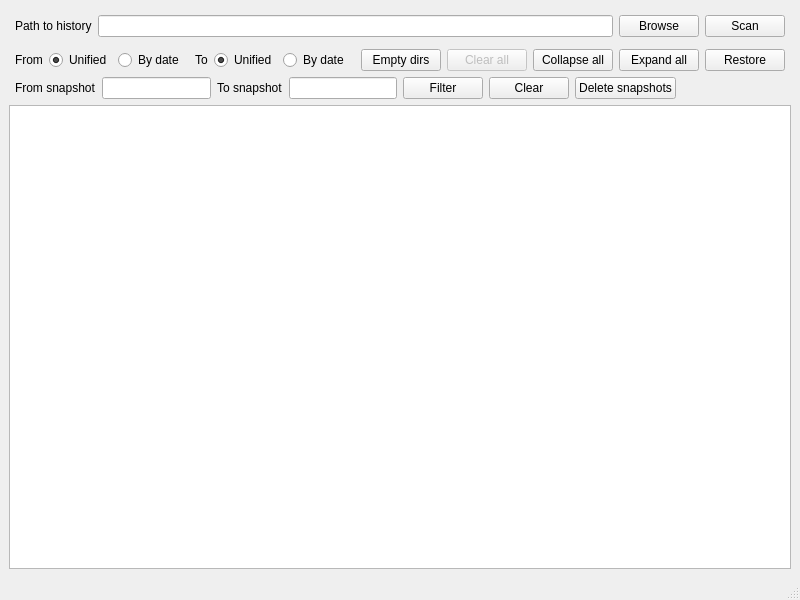
Above: gui/history.ui from mixeme/Columbo before the change. Below: the same form after it.
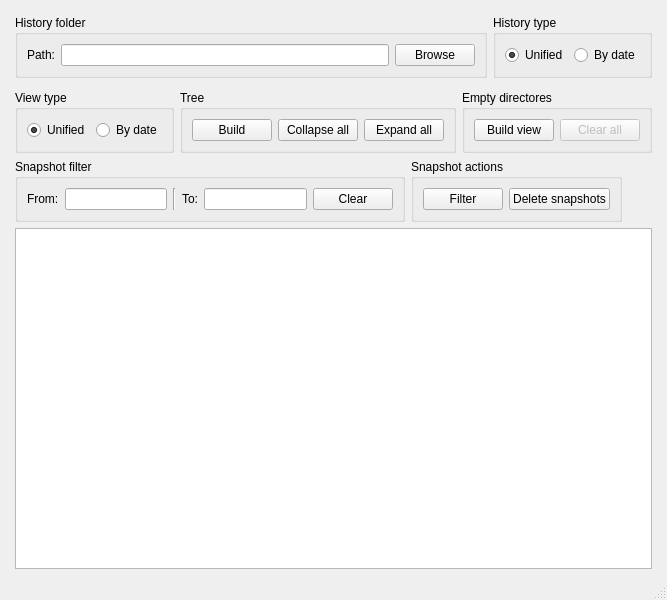
That is the form after the change.

Diff of the .ui file:
```diff
--- a/gui/history.ui
+++ b/gui/history.ui
@@ -6,7 +6,7 @@
    <rect>
     <x>0</x>
     <y>0</y>
-    <width>800</width>
+    <width>623</width>
     <height>600</height>
    </rect>
   </property>
@@ -14,7 +14,7 @@
    <string>MainWindow</string>
   </property>
   <widget class="QWidget" name="centralwidget">
-   <layout class="QVBoxLayout" name="verticalLayout_2">
+   <layout class="QVBoxLayout" name="verticalLayout">
     <item>
      <layout class="QHBoxLayout" name="horizontalLayout_7">
       <property name="leftMargin">
@@ -30,9 +30,15 @@
        <number>6</number>
       </property>
       <item>
+       <widget class="QGroupBox" name="groupBox_7">
+        <property name="title">
+         <string>History folder</string>
+        </property>
+        <layout class="QHBoxLayout" name="horizontalLayout_10">
+         <item>
        <widget class="QLabel" name="label_7">
         <property name="text">
-         <string>Path to history</string>
+            <string>Path:</string>
         </property>
        </widget>
       </item>
@@ -46,32 +52,15 @@
         </property>
        </widget>
       </item>
-      <item>
-       <widget class="QPushButton" name="scan_button">
-        <property name="text">
-         <string>Scan</string>
-        </property>
-       </widget>
-      </item>
-     </layout>
-    </item>
-    <item>
-     <layout class="QHBoxLayout" name="horizontalLayout_8">
-      <property name="leftMargin">
-       <number>6</number>
-      </property>
-      <property name="rightMargin">
-       <number>6</number>
-      </property>
-      <item>
-       <layout class="QHBoxLayout" name="horizontalLayout_2">
-        <item>
-         <widget class="QLabel" name="label_8">
-          <property name="text">
-           <string>From</string>
-          </property>
-         </widget>
-        </item>
+        </layout>
+       </widget>
+      </item>
+      <item>
+       <widget class="QGroupBox" name="groupBox">
+        <property name="title">
+         <string>History type</string>
+        </property>
+        <layout class="QHBoxLayout" name="horizontalLayout">
         <item>
          <widget class="QRadioButton" name="from_unified">
           <property name="text">
@@ -83,9 +72,6 @@
           <property name="autoExclusive">
            <bool>true</bool>
           </property>
-          <attribute name="buttonGroup">
-           <string notr="true">buttonGroup</string>
-          </attribute>
          </widget>
         </item>
         <item>
@@ -96,35 +82,27 @@
           <property name="autoExclusive">
            <bool>true</bool>
           </property>
-          <attribute name="buttonGroup">
-           <string notr="true">buttonGroup</string>
-          </attribute>
          </widget>
         </item>
        </layout>
+       </widget>
       </item>
+     </layout>
+    </item>
       <item>
-       <layout class="QHBoxLayout" name="horizontalLayout_4">
-        <item>
-         <spacer name="horizontalSpacer_2">
-          <property name="orientation">
-           <enum>Qt::Horizontal</enum>
-          </property>
-          <property name="sizeHint" stdset="0">
-           <size>
-            <width>40</width>
-            <height>20</height>
-           </size>
-          </property>
-         </spacer>
-        </item>
+     <layout class="QHBoxLayout" name="horizontalLayout_8">
+      <property name="leftMargin">
+       <number>6</number>
+      </property>
+      <property name="rightMargin">
+       <number>6</number>
+      </property>
         <item>
-         <widget class="QLabel" name="label">
-          <property name="text">
-           <string>To</string>
-          </property>
-         </widget>
-        </item>
+       <widget class="QGroupBox" name="groupBox_2">
+        <property name="title">
+         <string>View type</string>
+        </property>
+        <layout class="QHBoxLayout" name="horizontalLayout_5">
         <item>
          <widget class="QRadioButton" name="to_unified">
           <property name="text">
@@ -155,24 +133,48 @@
          </widget>
         </item>
        </layout>
+       </widget>
       </item>
       <item>
-       <spacer name="horizontalSpacer">
-        <property name="orientation">
-         <enum>Qt::Horizontal</enum>
+       <widget class="QGroupBox" name="groupBox_4">
+        <property name="title">
+         <string>Tree</string>
         </property>
-        <property name="sizeHint" stdset="0">
-         <size>
-          <width>40</width>
-          <height>20</height>
-         </size>
-        </property>
-       </spacer>
-      </item>
+        <layout class="QHBoxLayout" name="horizontalLayout_4">
+         <item>
+          <widget class="QPushButton" name="scan_button">
+           <property name="text">
+            <string>Build</string>
+           </property>
+          </widget>
+         </item>
+         <item>
+          <widget class="QPushButton" name="collapse_button">
+           <property name="text">
+            <string>Collapse all</string>
+           </property>
+          </widget>
+         </item>
+         <item>
+          <widget class="QPushButton" name="expand_button">
+           <property name="text">
+            <string>Expand all</string>
+           </property>
+          </widget>
+         </item>
+        </layout>
+       </widget>
+      </item>
+      <item>
+       <widget class="QGroupBox" name="groupBox_3">
+        <property name="title">
+         <string>Empty directores</string>
+        </property>
+        <layout class="QHBoxLayout" name="horizontalLayout_2">
       <item>
        <widget class="QPushButton" name="empty_dirs_button">
         <property name="text">
-         <string>Empty dirs</string>
+            <string>Build view</string>
         </property>
        </widget>
       </item>
@@ -186,26 +188,21 @@
         </property>
        </widget>
       </item>
-      <item>
-       <widget class="QPushButton" name="collapse_button">
-        <property name="text">
-         <string>Collapse all</string>
-        </property>
+        </layout>
        </widget>
       </item>
       <item>
-       <widget class="QPushButton" name="expand_button">
-        <property name="text">
-         <string>Expand all</string>
+       <spacer name="horizontalSpacer">
+        <property name="orientation">
+         <enum>Qt::Horizontal</enum>
         </property>
-       </widget>
-      </item>
-      <item>
-       <widget class="QPushButton" name="restore_button">
-        <property name="text">
-         <string>Restore</string>
+        <property name="sizeHint" stdset="0">
+         <size>
+          <width>40</width>
+          <height>20</height>
+         </size>
         </property>
-       </widget>
+       </spacer>
       </item>
      </layout>
     </item>
@@ -218,32 +215,38 @@
        <number>6</number>
       </property>
       <item>
+       <widget class="QGroupBox" name="groupBox_5">
+        <property name="title">
+         <string>Snapshot filter</string>
+        </property>
+        <layout class="QHBoxLayout" name="horizontalLayout_6">
+         <item>
        <widget class="QLabel" name="label_2">
         <property name="text">
-         <string>From snapshot</string>
+            <string>From:</string>
         </property>
        </widget>
       </item>
       <item>
        <widget class="QLineEdit" name="filter_from_field"/>
       </item>
+         <item>
+          <widget class="Line" name="line">
+           <property name="orientation">
+            <enum>Qt::Vertical</enum>
+           </property>
+          </widget>
+         </item>
       <item>
        <widget class="QLabel" name="label_3">
         <property name="text">
-         <string>To snapshot</string>
+            <string>To:</string>
         </property>
        </widget>
       </item>
       <item>
        <widget class="QLineEdit" name="filter_to_field"/>
       </item>
-      <item>
-       <widget class="QPushButton" name="filter_button">
-        <property name="text">
-         <string>Filter</string>
-        </property>
-       </widget>
-      </item>
       <item>
        <widget class="QPushButton" name="clear_button">
         <property name="text">
@@ -251,6 +254,22 @@
         </property>
        </widget>
       </item>
+        </layout>
+       </widget>
+      </item>
+      <item>
+       <widget class="QGroupBox" name="groupBox_6">
+        <property name="title">
+         <string>Snapshot actions</string>
+        </property>
+        <layout class="QHBoxLayout" name="horizontalLayout_9">
+         <item>
+          <widget class="QPushButton" name="filter_button">
+           <property name="text">
+            <string>Filter</string>
+           </property>
+          </widget>
+         </item>
       <item>
        <widget class="QPushButton" name="delete_button">
         <property name="text">
@@ -258,6 +277,9 @@
         </property>
        </widget>
       </item>
+        </layout>
+       </widget>
+      </item>
       <item>
        <spacer name="horizontalSpacer_3">
         <property name="orientation">
@@ -274,16 +296,26 @@
      </layout>
     </item>
     <item>
+     <layout class="QHBoxLayout" name="horizontalLayout_11">
+      <property name="leftMargin">
+       <number>6</number>
+      </property>
+      <property name="rightMargin">
+       <number>6</number>
+      </property>
+      <item>
      <widget class="QTreeView" name="fileTreeView"/>
     </item>
    </layout>
+    </item>
+   </layout>
   </widget>
   <widget class="QMenuBar" name="menubar">
    <property name="geometry">
     <rect>
      <x>0</x>
      <y>0</y>
-     <width>800</width>
+     <width>623</width>
      <height>21</height>
     </rect>
    </property>
```
Left out of the diff: 18 changed lines with no effect on the pictures. Lines whose indentation alone changed are shown as unchanged.
